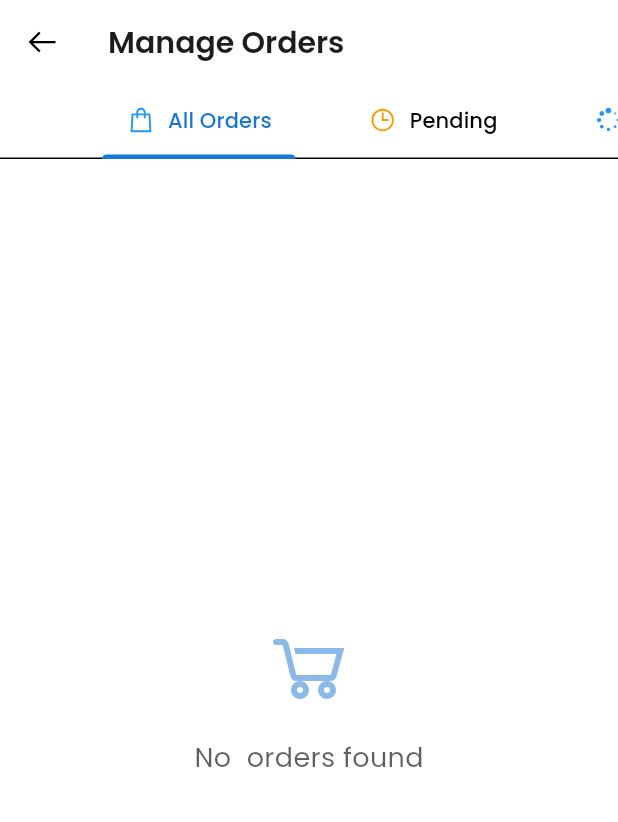
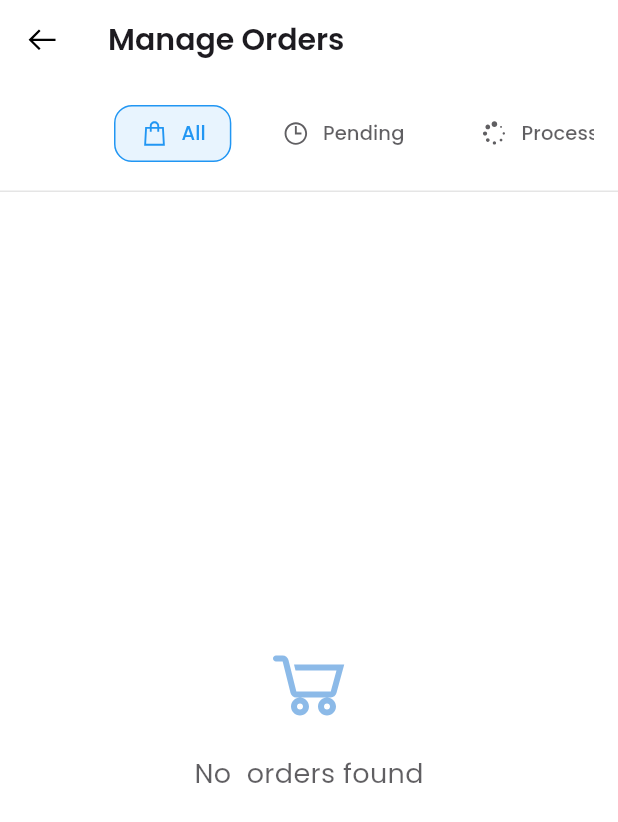
Before and after one commit to Edil-Ayehu/multi_vendor_ecommerce_app_admin_panel, a Flutter app: the screen it shows once a user with an empty profile is signed in, in the side drawer, after a tap on "Orders", on a phone screen of 412 x 824 dp. Shown: the top 822 px of the screen. Run offline on Flutter 3.47's test engine with Material 3 defaults, Android fonts, the phone set to English and light mode, and no system bars; our stand-ins replace cloud_firestore, firebase_auth, firebase_core, fl_chart, google_fonts, line_icons and 4 more; accounts and stored records are empty.

Commit message:
border added in selected tab

```diff
--- a/lib/screens/manage_orders_screen.dart
+++ b/lib/screens/manage_orders_screen.dart
@@ -22,7 +22,10 @@ class _ManageOrdersScreenState extends State<ManageOrdersScreen>
   @override
   void initState() {
     super.initState();
-    _tabController = TabController(length: 6, vsync: this); // 6 status types
+    _tabController = TabController(length: 6, vsync: this);
+    _tabController.addListener(() {
+      setState(() {});
+    });
   }
 
   @override
@@ -51,17 +54,37 @@ class _ManageOrdersScreenState extends State<ManageOrdersScreen>
             fontWeight: FontWeight.w600,
           ),
         ),
-        bottom: TabBar(
-          controller: _tabController,
-          isScrollable: true,
-          tabs: [
-            _buildTab('All Orders', LineIcons.shoppingBag, Colors.blue),
-            _buildTab('Pending', LineIcons.clock, Colors.orange),
-            _buildTab('Processing', LineIcons.spinner, Colors.blue),
-            _buildTab('Shipped', LineIcons.truck, Colors.purple),
-            _buildTab('Delivered', LineIcons.checkCircle, Colors.green),
-            _buildTab('Cancelled', LineIcons.times, Colors.red),
-          ],
+        bottom: PreferredSize(
+          preferredSize: const Size.fromHeight(72),
+          child: Container(
+            padding: const EdgeInsets.symmetric(horizontal: 16, vertical: 8),
+            decoration: BoxDecoration(
+              color: Theme.of(context).cardColor,
+              border: Border(
+                bottom: BorderSide(
+                  color: Theme.of(context).dividerColor.withOpacity(0.1),
+                ),
+              ),
+            ),
+            child: TabBar(
+              controller: _tabController,
+              isScrollable: true,
+              labelPadding: const EdgeInsets.symmetric(horizontal: 8),
+              indicatorSize: TabBarIndicatorSize.tab,
+              dividerColor: Colors.transparent,
+              indicator: const BoxDecoration(),
+              labelColor: Theme.of(context).colorScheme.primary,
+              unselectedLabelColor: Theme.of(context).textTheme.bodyMedium?.color?.withOpacity(0.7),
+              tabs: [
+                _buildTab('All', LineIcons.shoppingBag, Colors.blue, 0),
+                _buildTab('Pending', LineIcons.clock, Colors.orange, 1),
+                _buildTab('Processing', LineIcons.spinner, Colors.blue, 2),
+                _buildTab('Shipped', LineIcons.truck, Colors.purple, 3),
+                _buildTab('Delivered', LineIcons.checkCircle, Colors.green, 4),
+                _buildTab('Cancelled', LineIcons.times, Colors.red, 5),
+              ],
+            ),
+          ),
         ),
       ),
       body: StreamBuilder<QuerySnapshot>(
@@ -93,24 +116,41 @@ class _ManageOrdersScreenState extends State<ManageOrdersScreen>
     );
   }
 
-  Widget _buildTab(String title, IconData icon, Color color) {
+  Widget _buildTab(String title, IconData icon, Color color, int index) {
+    final isSelected = _tabController.index == index;
+
     return Tab(
-      height: 48,
-      child: Container(
-        padding: const EdgeInsets.symmetric(horizontal: 16),
+      height: 56,
+      child: AnimatedContainer(
+        duration: const Duration(milliseconds: 200),
+        padding: const EdgeInsets.symmetric(horizontal: 16, vertical: 8),
         decoration: BoxDecoration(
-          borderRadius: BorderRadius.circular(24),
+          color: isSelected ? color.withOpacity(0.1) : Colors.transparent,
+          borderRadius: BorderRadius.circular(12),
+          border: Border.all(
+            color: isSelected ? color : Colors.transparent,
+            width: 1,
+          ),
         ),
         child: Row(
           mainAxisSize: MainAxisSize.min,
           children: [
-            Icon(icon, size: 20, color: color),
+            Icon(
+              icon,
+              size: 20,
+              color: isSelected
+                  ? color
+                  : Theme.of(context).textTheme.bodyMedium?.color?.withOpacity(0.7),
+            ),
             const SizedBox(width: 8),
             Text(
               title,
               style: GoogleFonts.poppins(
-                fontSize: 14,
+                fontSize: 13,
                 fontWeight: FontWeight.w500,
+                color: isSelected
+                    ? color
+                    : Theme.of(context).textTheme.bodyMedium?.color?.withOpacity(0.7),
               ),
             ),
           ],
```
